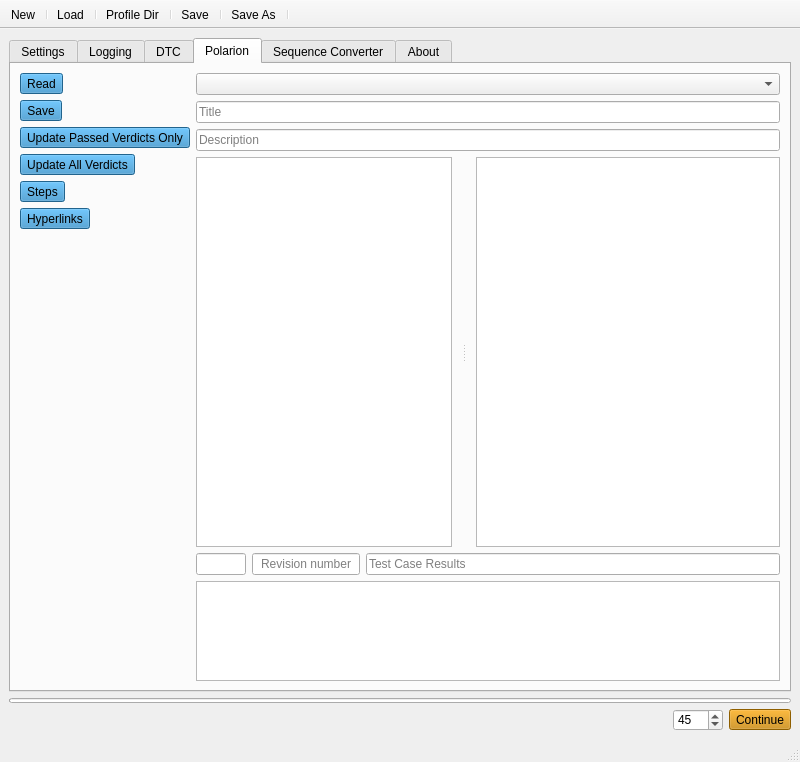
Qt form AutomationGUI_ui.ui (vulevu121/AutomationGUI) before a commit.
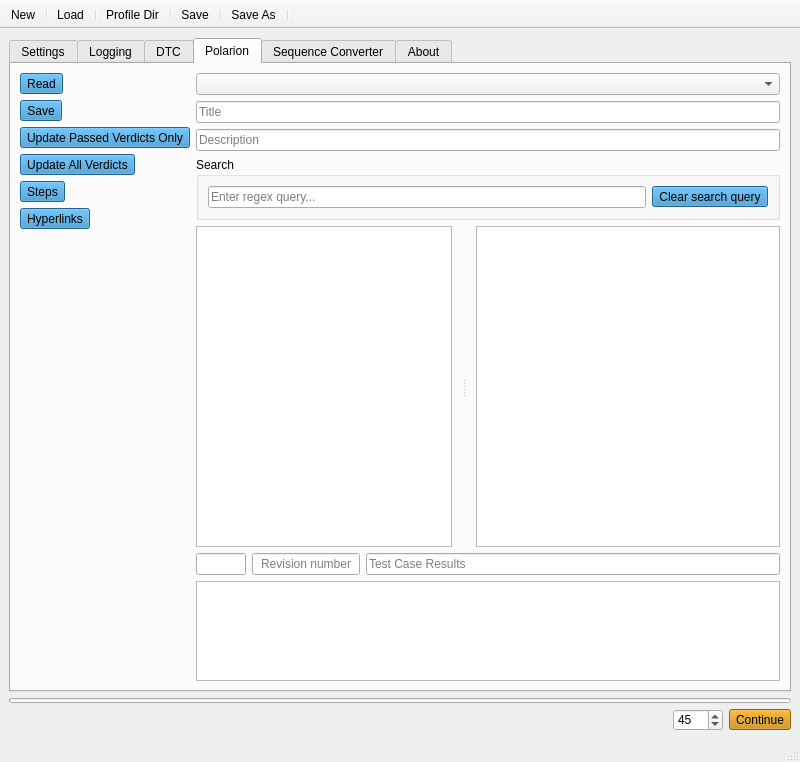
The same form after that commit. The open tabs and pages were chosen to show the change. Icons and pictures are not drawn.

Commit message: Added tool tips for buttons and toolbar items

Patch:
```diff
--- a/AutomationGUI_ui.ui
+++ b/AutomationGUI_ui.ui
@@ -1005,7 +1005,7 @@
          </layout>
         </item>
         <item>
-         <layout class="QVBoxLayout" name="verticalLayout_8">
+         <layout class="QVBoxLayout" name="verticalLayout_11">
           <item>
            <widget class="QComboBox" name="batchComboBox"/>
           </item>
@@ -1041,8 +1041,59 @@
             </property>
            </widget>
           </item>
+          <item>
+           <widget class="QGroupBox" name="groupBox_6">
+            <property name="sizePolicy">
+             <sizepolicy hsizetype="Preferred" vsizetype="Maximum">
+              <horstretch>0</horstretch>
+              <verstretch>0</verstretch>
+             </sizepolicy>
+            </property>
+            <property name="title">
+             <string>Search</string>
+            </property>
+            <layout class="QHBoxLayout" name="horizontalLayout_3">
+             <item>
+              <widget class="QLineEdit" name="regexEdit">
+               <property name="placeholderText">
+                <string>Enter regex query...</string>
+               </property>
+              </widget>
+             </item>
+             <item>
+              <widget class="QToolButton" name="clearQueryButton">
+               <property name="toolTip">
+                <string>&lt;html&gt;&lt;head/&gt;&lt;body&gt;&lt;p&gt;Clear search query&lt;/p&gt;&lt;/body&gt;&lt;/html&gt;</string>
+               </property>
+               <property name="text">
+                <string>Clear search query</string>
+               </property>
+               <property name="icon">
+                <iconset resource="AutomationGUI_white.qrc">
+                 <normaloff>:/icons/filter-remove-outline</normaloff>:/icons/filter-remove-outline</iconset>
+               </property>
+               <property name="iconSize">
+                <size>
+                 <width>24</width>
+                 <height>24</height>
+                </size>
+               </property>
+               <property name="popupMode">
+                <enum>QToolButton::DelayedPopup</enum>
+               </property>
+              </widget>
+             </item>
+            </layout>
+           </widget>
+          </item>
           <item>
            <widget class="QSplitter" name="polarionTabSplitter">
+            <property name="sizePolicy">
+             <sizepolicy hsizetype="Preferred" vsizetype="Minimum">
+              <horstretch>0</horstretch>
+              <verstretch>0</verstretch>
+             </sizepolicy>
+            </property>
             <property name="styleSheet">
              <string notr="true">QSplitter::handle {
     image: url(:/icons/dots-vertical);
@@ -1071,7 +1122,7 @@
             </property>
             <widget class="QTableView" name="polarionTableView">
              <property name="sizePolicy">
-              <sizepolicy hsizetype="Preferred" vsizetype="Preferred">
+              <sizepolicy hsizetype="Preferred" vsizetype="Minimum">
                <horstretch>0</horstretch>
                <verstretch>0</verstretch>
               </sizepolicy>
@@ -1112,7 +1163,7 @@
             </widget>
             <widget class="QTableWidget" name="logTableWidget">
              <property name="sizePolicy">
-              <sizepolicy hsizetype="Preferred" vsizetype="Preferred">
+              <sizepolicy hsizetype="Preferred" vsizetype="Minimum">
                <horstretch>1</horstretch>
                <verstretch>0</verstretch>
               </sizepolicy>
@@ -1141,9 +1192,6 @@
             </widget>
            </widget>
           </item>
-          <item>
-           <layout class="QVBoxLayout" name="verticalLayout_11"/>
-          </item>
           <item>
            <layout class="QHBoxLayout" name="horizontalLayout_7">
             <item>
```
Left out of the diff: 18 changed lines with no effect on the pictures. The commit also changes 2 other files.
